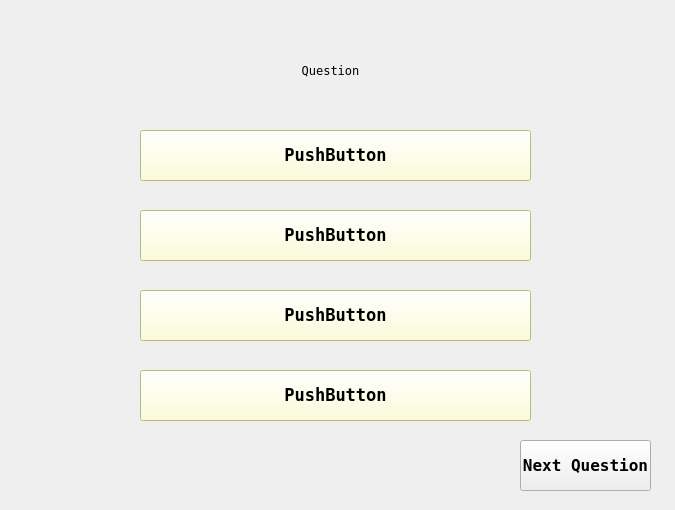
First picture: the form in AsiaTravelGuide/quiz.ui, repository bestcreator01/asia-travel-guide, before the edit.
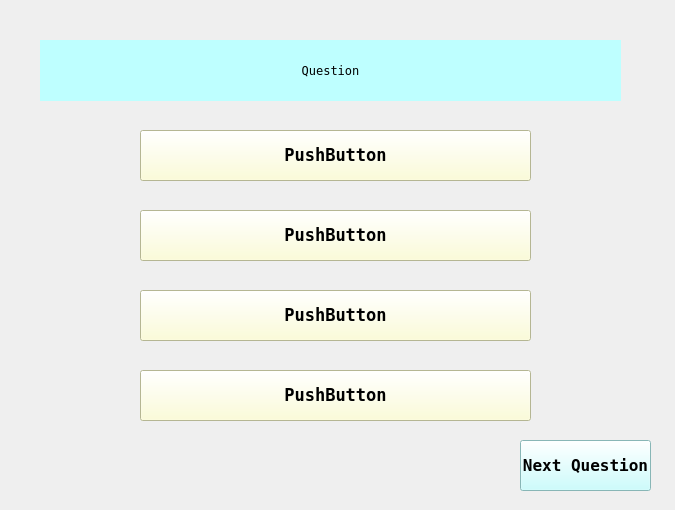
Second picture: the form after the edit.

Commit message: Added background image for the quiz window.

Diff of the .ui file:
```diff
--- a/AsiaTravelGuide/quiz.ui
+++ b/AsiaTravelGuide/quiz.ui
@@ -67,7 +67,8 @@
     </font>
    </property>
    <property name="styleSheet">
-    <string notr="true">color: rgb(0, 0, 0);</string>
+    <string notr="true">color: rgb(0, 0, 0);
+background-color: rgb(190, 255, 255);</string>
    </property>
    <property name="text">
     <string>Question</string>
@@ -174,7 +175,8 @@
     </font>
    </property>
    <property name="styleSheet">
-    <string notr="true">color: rgb(0, 0, 0);</string>
+    <string notr="true">color: rgb(0, 0, 0);
+background-color: rgb(190, 255, 255);</string>
    </property>
    <property name="text">
     <string>Next Question</string>
```
The commit also changes 9 other files.
